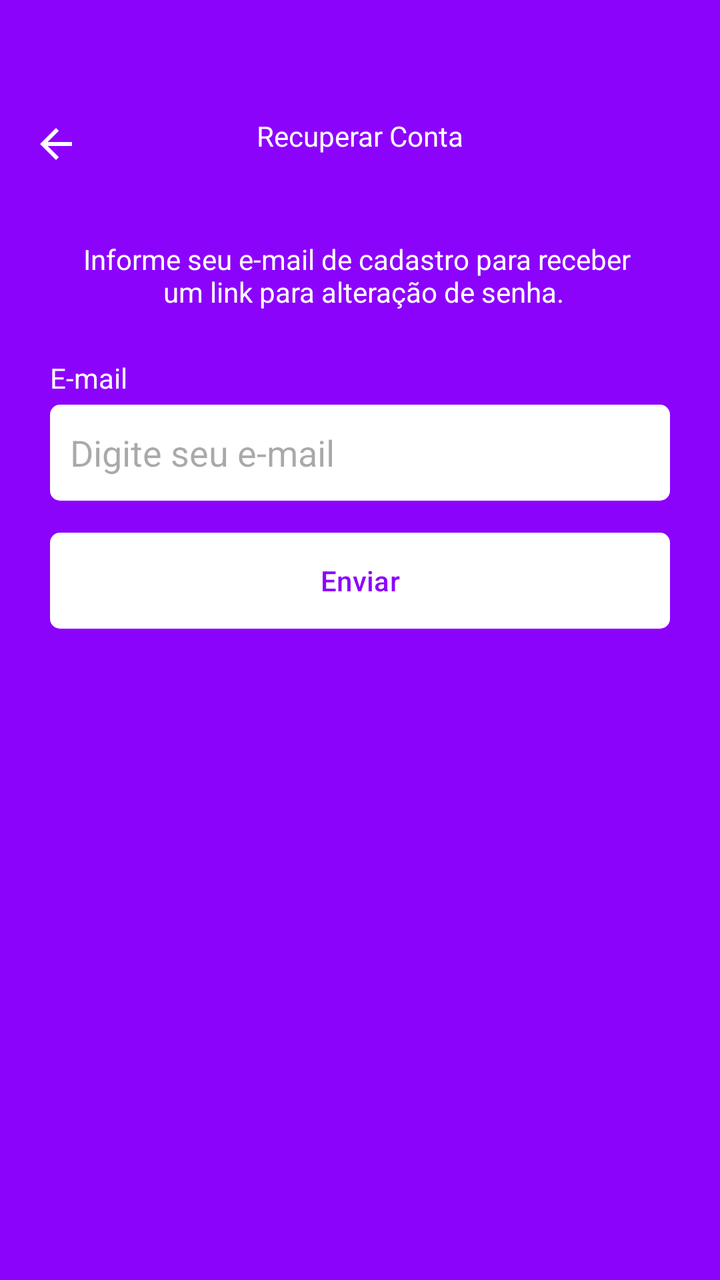
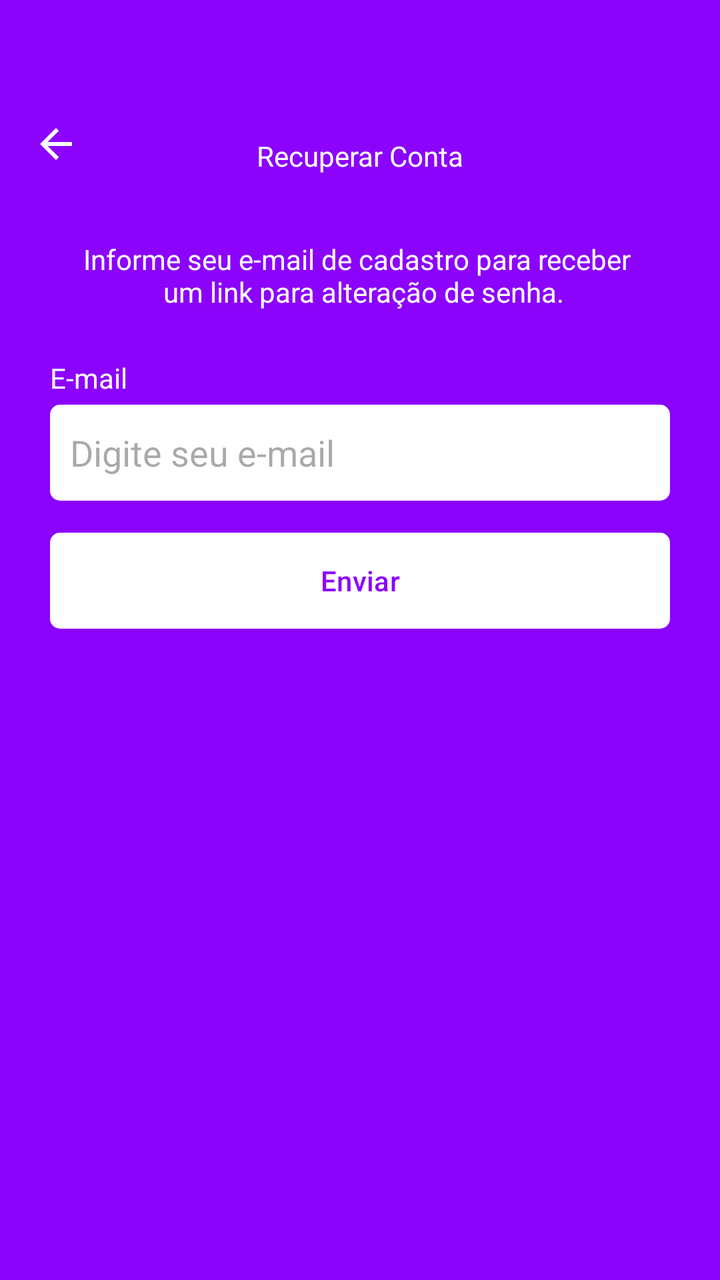

Before-and-after screenshots of an Android layout around one commit, followed by the original layout XML and the change that was made.
<!-- AndroidManifest.xml: application theme Theme.Task -->
<!-- res/layout/fragment_recover_account.xml -->
<?xml version="1.0" encoding="utf-8"?>
<ScrollView xmlns:android="http://schemas.android.com/apk/res/android"
    xmlns:tools="http://schemas.android.com/tools"
    android:layout_width="match_parent"
    android:layout_height="match_parent"
    xmlns:app="http://schemas.android.com/apk/res-auto"
    android:fillViewport="true"
    tools:context=".ui.auth.RecoverAccountFragment">

    <LinearLayout
        android:layout_width="match_parent"
        android:layout_height="wrap_content"
        android:orientation="vertical"
        android:id="@+id/LinearLayout1">
        <com.google.android.material.appbar.MaterialToolbar
            android:layout_width="match_parent"
            android:layout_height="wrap_content"
            app:navigationIcon="@drawable/ic_back"
            android:paddingTop="40dp">
            <TextView
                android:layout_width="wrap_content"
                android:layout_height="wrap_content"
                android:text="Recuperar Conta"
                android:textColor="@color/white"
                android:layout_gravity="center_horizontal"/>

        </com.google.android.material.appbar.MaterialToolbar>

        <LinearLayout
            android:layout_width="match_parent"
            android:layout_height="wrap_content"
            android:id="@+id/LineatLayout2"
            android:orientation="vertical"
            android:layout_marginHorizontal="25dp">

            <TextView
                android:layout_width="match_parent"
                android:layout_height="wrap_content"
                android:id="@+id/textviewMenssagem"
                android:text="Informe seu e-mail de cadastro para receber \n um link para alteração de senha."
                android:textColor="@color/white"
                android:textAlignment="center"
                android:layout_marginTop="24dp"/>

            <TextView
                android:layout_width="wrap_content"
                android:layout_height="wrap_content"
                android:text="E-mail"
                android:textColor="@color/white"
                android:id="@+id/textViewEmail"
                android:layout_marginTop="24dp"/>
            <EditText
                android:layout_width="match_parent"
                android:layout_height="48dp"
                android:hint="Digite seu e-mail"
                android:inputType="textEmailAddress"
                android:padding="10dp"
                android:layout_marginTop="4dp"
                android:background="@drawable/bg_edit_text"/>

            <com.google.android.material.button.MaterialButton
                android:layout_width="match_parent"
                android:layout_height="wrap_content"
                android:text="Enviar"
                android:textColor="@color/color_default"
                app:backgroundTint="@null"
                android:background="@drawable/bg_btn"
                android:layout_marginTop="16dp"/>
            <LinearLayout
                android:layout_width="match_parent"
                android:layout_height="wrap_content"
                android:orientation="horizontal"
                android:layout_marginTop="4dp">

            </LinearLayout>
            <ProgressBar
                android:layout_width="wrap_content"
                android:layout_height="wrap_content"
                android:indeterminateTint="@color/white"
                android:layout_gravity="center"
                android:id="@+id/progressBar"
                android:layout_marginTop="8dp"/>
        </LinearLayout>


    </LinearLayout>


</ScrollView>
<!-- resources referenced by this layout -->
<resources>
  <color name="color_default">#8C03FC</color>
  <color name="white">#FFFFFFFF</color>
  <!-- drawable bg_btn (drawable) -->
  <?xml version="1.0" encoding="utf-8"?>
  <shape xmlns:android="http://schemas.android.com/apk/res/android"
      android:shape="rectangle">
  
      <solid android:color="@color/white"/>
      <corners android:radius="5dp"/>
  
  
  </shape>
  <!-- drawable bg_edit_text (drawable) -->
  <?xml version="1.0" encoding="utf-8"?>
  <shape xmlns:android="http://schemas.android.com/apk/res/android"
      android:shape="rectangle">
  
      <solid android:color="@color/white"/>
      <corners android:radius="5dp"/>
  
  </shape>
  <!-- drawable ic_back (drawable) -->
  <vector xmlns:android="http://schemas.android.com/apk/res/android" android:autoMirrored="true" android:height="24dp" android:tint="#FFFFFF" android:viewportHeight="960" android:viewportWidth="960" android:width="24dp">
        
      <path android:fillColor="@android:color/white" android:pathData="M313,520L537,744L480,800L160,480L480,160L537,216L313,440L800,440L800,520L313,520Z"/>
      
  </vector>
  <style name="Theme.Task" parent="Base.Theme.Task" />
  <style name="Base.Theme.Task" parent="Theme.Material3.DayNight.NoActionBar">
          <item name="colorPrimary">#CC6565</item>
          <item name="colorPrimaryVariant">#D303FC</item>
          <item name="android:windowBackground">@color/color_default</item>
      </style>
</resources>

<!-- the commit's change to res/layout/fragment_recover_account.xml (unified diff, before → after) -->
@@ -21,6 +21,7 @@
                 android:layout_width="wrap_content"
                 android:layout_height="wrap_content"
                 android:text="Recuperar Conta"
+                android:paddingTop="20dp"
                 android:textColor="@color/white"
                 android:layout_gravity="center_horizontal"/>
 
